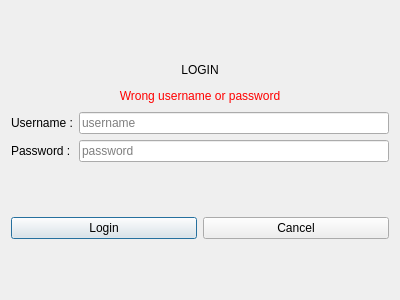
Above: PortefolioManager/LoginDialog.ui from Mangiang/portefolioManager before the change. Below: the same form after it.
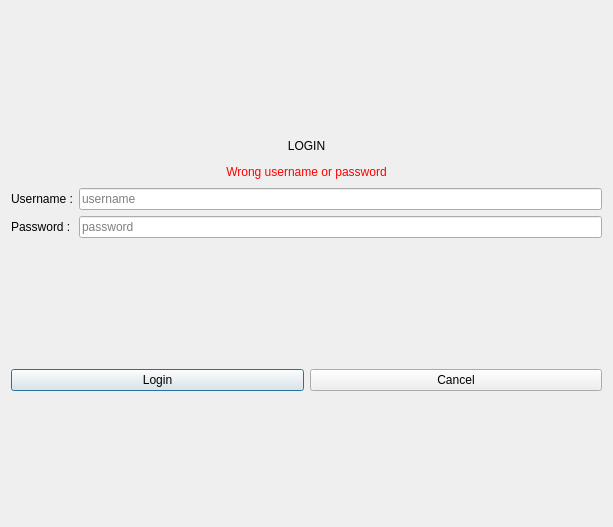
That is the form after the change.

Commit message: - Disable logs at start - Disable "What is" in Login Dialog - Change defult Preview and Logger to be docked on toggle

Patch:
```diff
--- a/PortefolioManager/LoginDialog.ui
+++ b/PortefolioManager/LoginDialog.ui
@@ -6,8 +6,8 @@
    <rect>
     <x>0</x>
     <y>0</y>
-    <width>400</width>
-    <height>300</height>
+    <width>613</width>
+    <height>527</height>
    </rect>
   </property>
   <property name="windowTitle">
```
The commit also changes 7 other files.
